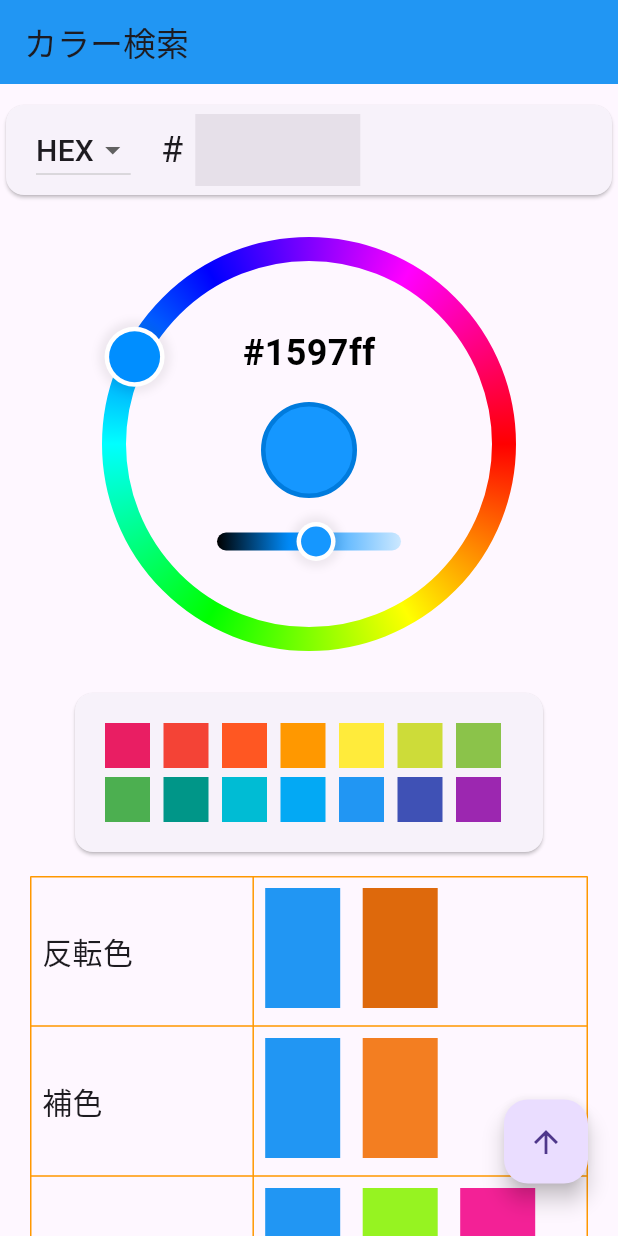
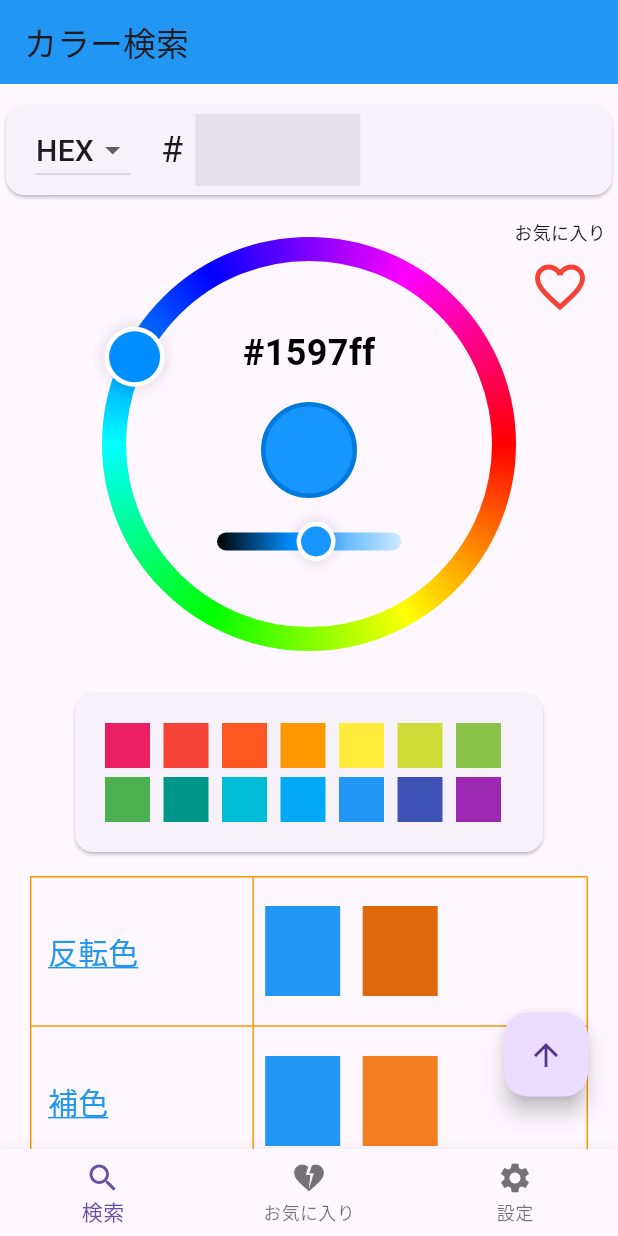
Before and after one commit to matsukawa06/color_code_gen, a Flutter app: the screen it shows after launch, on a phone screen of 412 x 824 dp. Run offline on Flutter 3.47's test engine with Material 3 defaults, Android fonts, the phone set to English and light mode, and no system bars; our stand-ins replace flutter_riverpod.

Commit message:
画面の見た目を整理

```diff
--- a/lib/presentation/ui/home_page/home_page.dart
+++ b/lib/presentation/ui/home_page/home_page.dart
@@ -32,6 +32,7 @@ class _HomePageState extends State<HomePage> {
         ),
         body: Stack(
           children: [
+            // メインコンテンツ
             SingleChildScrollView(
               controller: _scrollController,
               child: Column(
@@ -42,6 +43,11 @@ class _HomePageState extends State<HomePage> {
                   colorCode(),
                   const SizedBox(height: 12),
                   // 色円指定
+                  Stack(
+                    children: [
+                      // お気に入りボタン
+                      favaritIcon(),
+                      // 色円指定
                       Center(
                         child: CircleColorPicker(
                           controller: _controller,
@@ -49,6 +55,8 @@ class _HomePageState extends State<HomePage> {
                             setState(() => _currentColor = color);
                           },
                         ),
+                      ),
+                    ],
                   ),
                   const SizedBox(height: 12),
                   // 色直接指定
@@ -81,7 +89,56 @@ class _HomePageState extends State<HomePage> {
             )
           ],
         ),
+        bottomNavigationBar: BottomNavigationBar(
+          items: const <BottomNavigationBarItem>[
+            BottomNavigationBarItem(
+              icon: Icon(Icons.search),
+              label: '検索',
             ),
+            BottomNavigationBarItem(
+              icon: Icon(Icons.heart_broken),
+              label: 'お気に入り',
+            ),
+            BottomNavigationBarItem(
+              icon: Icon(Icons.settings),
+              label: '設定',
+            )
+          ],
+        ),
+      ),
+    );
+  }
+
+  // お気に入りボタン
+  Widget favaritIcon() {
+    return Consumer(
+      builder: (context, ref, _) {
+        final colorCon = ref.watch(colorController);
+        return Align(
+          alignment: Alignment.topRight,
+          child: Padding(
+            padding: const EdgeInsets.only(right: 8.0),
+            child: Column(
+              children: [
+                const Text(
+                  'お気に入り',
+                  style: TextStyle(fontSize: 12),
+                ),
+                IconButton(
+                  onPressed: () {
+                    colorCon.changeFavorit();
+                  },
+                  isSelected: colorCon.isFavorit,
+                  selectedIcon: const Icon(Icons.favorite),
+                  icon: const Icon(Icons.favorite_border),
+                  iconSize: 40,
+                  color: Colors.red,
+                )
+              ],
+            ),
+          ),
+        );
+      },
     );
   }
 
@@ -282,17 +339,32 @@ class _HomePageState extends State<HomePage> {
       children: <Widget>[
         SizedBox(
           height: 100,
-          child: Padding(
-            padding: const EdgeInsets.all(8.0),
           child: Align(
             alignment: Alignment.centerLeft,
-              child: Text(name, style: const TextStyle(fontSize: 20)),
+            child: TextButton(
+              onPressed: () {
+                // 配色のタイプの説明ダイアログを表示
+                colorSchemTypeExplanation(type);
+              },
+              child: Text(
+                name,
+                style: const TextStyle(
+                  fontSize: 20,
+                  color: Colors.blue,
+                  decoration: TextDecoration.underline,
+                  decorationColor: Colors.blue,
+                ),
+              ),
             ),
           ),
         ),
         // 実際の配色を表示する部分
-        Padding(
-          padding: const EdgeInsets.all(8.0),
+        SizedBox(
+          height: 100,
+          child: Align(
+            alignment: Alignment.centerLeft,
+            child: Padding(
+              padding: const EdgeInsets.only(left: 8.0),
               child: Row(
                 children: [
                   // 選択中の色
@@ -303,7 +375,58 @@ class _HomePageState extends State<HomePage> {
                 ],
               ),
             ),
+          ),
+        ),
       ],
+    );
+  }
+
+  // 配色のタイプの説明ダイアログを表示
+  Future<dynamic> colorSchemTypeExplanation(ColorSchemType type) {
+    String title = '';
+    String content = '';
+    switch (type) {
+      case ColorSchemType.hanten:
+        title = '反転色';
+        break;
+      case ColorSchemType.hoshoku:
+        title = '補色';
+        content = '''色相環で真向かいの位置にある色が補色です。メインカラーに対して、補色をアクセントとして使用すると人目を引く効果が期待できます。''';
+        break;
+      case ColorSchemType.triad:
+        title = 'トライアド';
+        content = '''色相環で等しい距離にある３つの色の組み合わせです。バランスが良く、安定感があります。''';
+        break;
+      case ColorSchemType.split:
+        title = 'スプリット・コンプリメンタリ';
+        break;
+      case ColorSchemType.ruiji:
+        title = '類似色';
+        break;
+      case ColorSchemType.hueTint:
+        title = 'ヒュー・チント・シェード';
+        break;
+      default:
+        title = '';
+      //設定なし
+    }
+
+    return showDialog(
+      context: context,
+      builder: (BuildContext contex) {
+        return AlertDialog(
+          title: Text(title),
+          content: Text(content),
+          actions: <Widget>[
+            TextButton(
+              onPressed: () {
+                Navigator.of(contex).pop();
+              },
+              child: const Text('閉じる'),
+            )
+          ],
+        );
+      },
     );
   }
 
@@ -311,7 +434,7 @@ class _HomePageState extends State<HomePage> {
   Container colorSchemContainer(Color pColor) {
     return Container(
       width: 50,
-      height: 80,
+      height: 60,
       decoration: BoxDecoration(color: pColor),
     );
   }
```
Also changed, not shown: lib/presentation/controller/color_controller.dart (+8 -0 lines), lib/presentation/ui/color_picker.dart (+8 -0 lines). Lines whose indentation alone changed are shown as unchanged.
